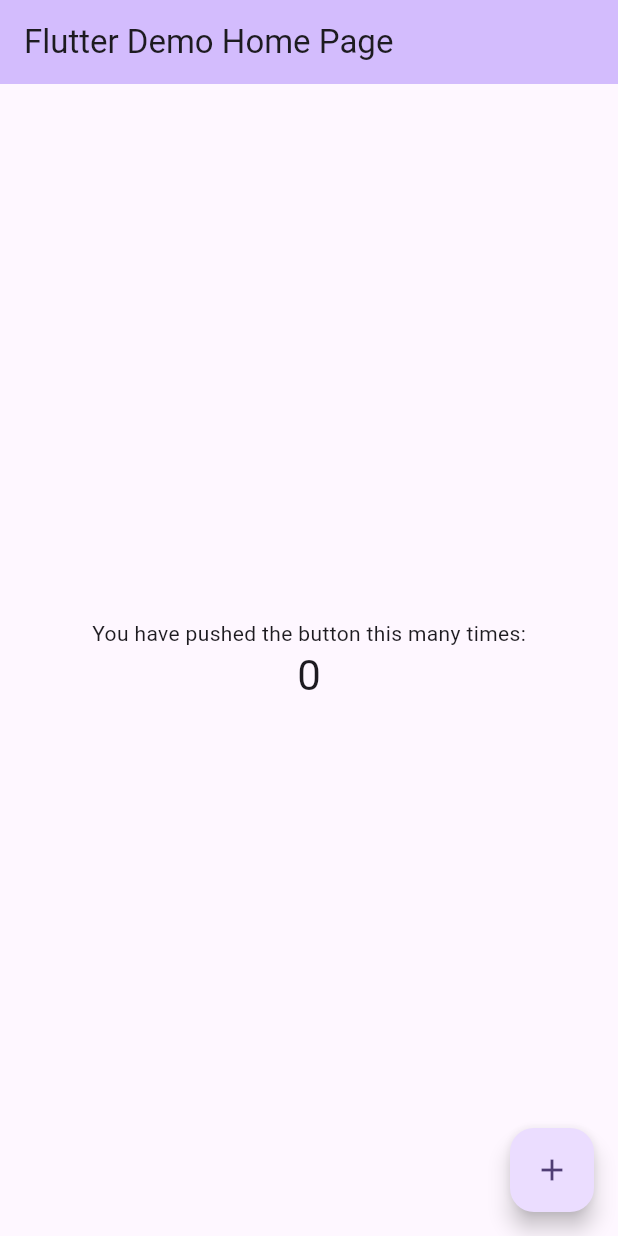
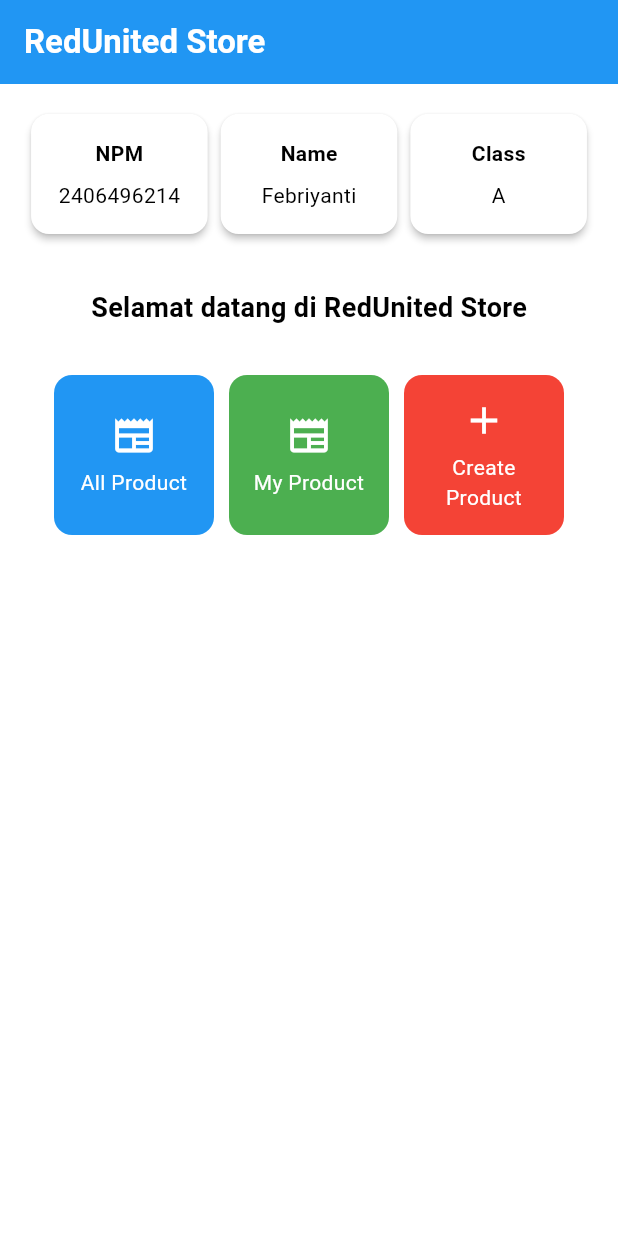
Before and after one commit to Febriyanti241/redunited-store-mobile, a Flutter app: the screen it shows after launch, on a phone screen of 412 x 824 dp. Run offline on Flutter 3.47's test engine with Material 3 defaults, Android fonts, the light colour scheme and no system bars.

Commit message:
Tugas Individu 7

```diff
--- a/lib/main.dart
+++ b/lib/main.dart
@@ -1,4 +1,5 @@
 import 'package:flutter/material.dart';
+import 'package:redunited_store/menu.dart';
 
 void main() {
   runApp(const MyApp());
@@ -28,95 +29,10 @@
         //
         // This works for code too, not just values: Most code changes can be
         // tested with just a hot reload.
-        colorScheme: ColorScheme.fromSeed(seedColor: Colors.deepPurple),
+        colorScheme: ColorScheme.fromSwatch(primarySwatch: Colors.blue)
+        .copyWith(secondary: Colors.blueAccent[400]),
       ),
-      home: const MyHomePage(title: 'Flutter Demo Home Page'),
+      home: MyHomePage(),
     );
   }
 }
-
-class MyHomePage extends StatefulWidget {
-  const MyHomePage({super.key, required this.title});
-
-  // This widget is the home page of your application. It is stateful, meaning
-  // that it has a State object (defined below) that contains fields that affect
-  // how it looks.
-
-  // This class is the configuration for the state. It holds the values (in this
-  // case the title) provided by the parent (in this case the App widget) and
-  // used by the build method of the State. Fields in a Widget subclass are
-  // always marked "final".
-
-  final String title;
-
-  @override
-  State<MyHomePage> createState() => _MyHomePageState();
-}
-
-class _MyHomePageState extends State<MyHomePage> {
-  int _counter = 0;
-
-  void _incrementCounter() {
-    setState(() {
-      // This call to setState tells the Flutter framework that something has
-      // changed in this State, which causes it to rerun the build method below
-      // so that the display can reflect the updated values. If we changed
-      // _counter without calling setState(), then the build method would not be
-      // called again, and so nothing would appear to happen.
-      _counter++;
-    });
-  }
-
-  @override
-  Widget build(BuildContext context) {
-    // This method is rerun every time setState is called, for instance as done
-    // by the _incrementCounter method above.
-    //
-    // The Flutter framework has been optimized to make rerunning build methods
-    // fast, so that you can just rebuild anything that needs updating rather
-    // than having to individually change instances of widgets.
-    return Scaffold(
-      appBar: AppBar(
-        // TRY THIS: Try changing the color here to a specific color (to
-        // Colors.amber, perhaps?) and trigger a hot reload to see the AppBar
-        // change color while the other colors stay the same.
-        backgroundColor: Theme.of(context).colorScheme.inversePrimary,
-        // Here we take the value from the MyHomePage object that was created by
-        // the App.build method, and use it to set our appbar title.
-        title: Text(widget.title),
-      ),
-      body: Center(
-        // Center is a layout widget. It takes a single child and positions it
-        // in the middle of the parent.
-        child: Column(
-          // Column is also a layout widget. It takes a list of children and
-          // arranges them vertically. By default, it sizes itself to fit its
-          // children horizontally, and tries to be as tall as its parent.
-          //
-          // Column has various properties to control how it sizes itself and
-          // how it positions its children. Here we use mainAxisAlignment to
-          // center the children vertically; the main axis here is the vertical
-          // axis because Columns are vertical (the cross axis would be
-          // horizontal).
-          //
-          // TRY THIS: Invoke "debug painting" (choose the "Toggle Debug Paint"
-          // action in the IDE, or press "p" in the console), to see the
-          // wireframe for each widget.
-          mainAxisAlignment: MainAxisAlignment.center,
-          children: <Widget>[
-            const Text('You have pushed the button this many times:'),
-            Text(
-              '$_counter',
-              style: Theme.of(context).textTheme.headlineMedium,
-            ),
-          ],
-        ),
-      ),
-      floatingActionButton: FloatingActionButton(
-        onPressed: _incrementCounter,
-        tooltip: 'Increment',
-        child: const Icon(Icons.add),
-      ), // This trailing comma makes auto-formatting nicer for build methods.
-    );
-  }
-}
--- /dev/null
+++ b/lib/menu.dart
@@ -0,0 +1,181 @@
+import 'package:flutter/material.dart';
+
+class MyHomePage extends StatelessWidget {
+  MyHomePage({super.key});
+
+  final String nama = "Febriyanti"; //nama
+  final String npm = "2406496214"; //npm
+  final String kelas = "A"; //kelas
+
+  final List<ItemHomepage> items = [
+    ItemHomepage("All Product", Icons.newspaper, Colors.blue),
+    ItemHomepage("My Product", Icons.newspaper, Colors.green),
+    ItemHomepage("Create Product", Icons.add, Colors.red),
+  ];
+
+  @override
+  Widget build(BuildContext context) {
+    // Scaffold menyediakan struktur dasar halaman dengan AppBar dan body.
+    return Scaffold(
+      // AppBar adalah bagian atas halaman yang menampilkan judul.
+      appBar: AppBar(
+        title: const Text(
+          'RedUnited Store',
+          style: TextStyle(
+            color: Colors.white,
+            fontWeight: FontWeight.bold,
+          ),
+        ),
+        // Warna latar belakang AppBar diambil dari skema warna tema aplikasi.
+        backgroundColor: Theme.of(context).colorScheme.primary,
+      ),
+
+      // Gunakan SafeArea supaya tidak tertutup status bar / notch.
+      body: SafeArea(
+        child: Padding(
+          padding: const EdgeInsets.all(16.0),
+          // Menyusun widget secara vertikal dalam sebuah kolom.
+          child: Column(
+            crossAxisAlignment: CrossAxisAlignment.center,
+            children: [
+              // Row untuk menampilkan 3 InfoCard secara horizontal.
+              Row(
+                mainAxisAlignment: MainAxisAlignment.spaceEvenly,
+                children: [
+                  InfoCard(title: 'NPM', content: npm),
+                  InfoCard(title: 'Name', content: nama),
+                  InfoCard(title: 'Class', content: kelas),
+                ],
+              ),
+
+              // Memberikan jarak vertikal 16 unit.
+              const SizedBox(height: 16.0),
+
+              // Teks sambutan
+              const Padding(
+                padding: EdgeInsets.only(top: 16.0),
+                child: Text(
+                  'Selamat datang di RedUnited Store',
+                  style: TextStyle(
+                    fontWeight: FontWeight.bold,
+                    fontSize: 18.0,
+                  ),
+                ),
+              ),
+
+              const SizedBox(height: 12.0),
+
+              // Expanded agar GridView mengambil ruang sisa dan bisa menggulir sendiri.
+              Expanded(
+                child: GridView.count(
+                  // Jangan pakai primary: true atau shrinkWrap: true di sini.
+                  padding: const EdgeInsets.all(20),
+                  crossAxisSpacing: 10,
+                  mainAxisSpacing: 10,
+                  crossAxisCount: 3,
+                  children: items.map((ItemHomepage item) {
+                    return ItemCard(item);
+                  }).toList(),
+                ),
+              ),
+            ],
+          ),
+        ),
+      ),
+    );
+  }
+}
+
+class InfoCard extends StatelessWidget {
+  // Kartu informasi yang menampilkan title dan content.
+  final String title; // Judul kartu.
+  final String content; // Isi kartu.
+
+  const InfoCard({super.key, required this.title, required this.content});
+
+  @override
+  Widget build(BuildContext context) {
+    return Card(
+      // Membuat kotak kartu dengan bayangan dibawahnya.
+      elevation: 2.0,
+      child: Container(
+        // Mengatur ukuran dan jarak di dalam kartu.
+        width: MediaQuery.of(context).size.width / 3.5, // menyesuaikan dengan lebar device yang digunakan.
+        padding: const EdgeInsets.all(16.0),
+        // Menyusun title dan content secara vertikal.
+        child: Column(
+          children: [
+            Text(
+              title,
+              style: const TextStyle(fontWeight: FontWeight.bold),
+            ),
+            const SizedBox(height: 8.0),
+            Text(content),
+          ],
+        ),
+      ),
+    );
+  }
+}
+
+class ItemHomepage {
+  final String name;
+  final IconData icon;
+  final Color color;
+
+  ItemHomepage(this.name, this.icon, this.color);
+}
+
+class ItemCard extends StatelessWidget {
+  // Menampilkan kartu dengan ikon dan nama.
+
+  final ItemHomepage item;
+
+  const ItemCard(this.item, {super.key});
+
+  @override
+  Widget build(BuildContext context) {
+    return Material(
+      // Menentukan warna latar belakang dari item.
+      color: item.color,
+      // Membuat sudut kartu melengkung.
+      borderRadius: BorderRadius.circular(12),
+
+      child: InkWell(
+        borderRadius: BorderRadius.circular(12),
+        // Aksi ketika kartu ditekan.
+        onTap: () {
+          // Menampilkan pesan SnackBar saat kartu ditekan.
+          ScaffoldMessenger.of(context)
+            ..hideCurrentSnackBar()
+            ..showSnackBar(
+              SnackBar(content: Text("Kamu telah menekan tombol ${item.name}!")),
+            );
+        },
+        // Container untuk menyimpan Icon dan Text
+        child: Container(
+          padding: const EdgeInsets.all(8),
+          child: Center(
+            child: Column(
+              // Menyusun ikon dan teks di tengah kartu.
+              mainAxisAlignment: MainAxisAlignment.center,
+              children: [
+                Icon(
+                  item.icon,
+                  color: Colors.white,
+                  size: 30.0,
+                ),
+                const Padding(padding: EdgeInsets.all(3)),
+                Text(
+                  item.name,
+                  textAlign: TextAlign.center,
+                  style: const TextStyle(color: Colors.white),
+                ),
+              ],
+            ),
+          ),
+        ),
+      ),
+    );
+  }
+}
```
Also changed, not shown: 1 other file.
